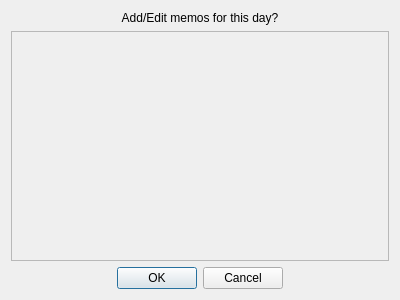
Qt form src/openmolar/qt-designer/editmemos.ui (rowinggolfer/openmolar1) before a commit.
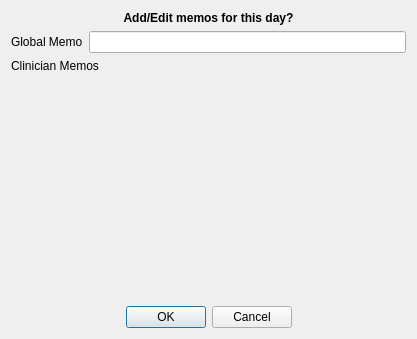
The same form after that commit.

Patch:
```diff
--- a/src/openmolar/qt-designer/editmemos.ui
+++ b/src/openmolar/qt-designer/editmemos.ui
@@ -6,16 +6,22 @@
    <rect>
     <x>0</x>
     <y>0</y>
-    <width>400</width>
-    <height>300</height>
+    <width>417</width>
+    <height>339</height>
    </rect>
   </property>
   <property name="windowTitle">
    <string>Edit Memos</string>
   </property>
-  <layout class="QVBoxLayout" name="verticalLayout">
-   <item>
+  <layout class="QGridLayout" name="gridLayout">
+   <item row="0" column="0" colspan="2">
     <widget class="QLabel" name="label">
+     <property name="font">
+      <font>
+       <weight>75</weight>
+       <bold>true</bold>
+      </font>
+     </property>
      <property name="text">
       <string>Add/Edit memos for this day?</string>
      </property>
@@ -24,8 +30,21 @@
      </property>
     </widget>
    </item>
-   <item>
+   <item row="1" column="0">
+    <widget class="QLabel" name="label_2">
+     <property name="text">
+      <string>Global Memo</string>
+     </property>
+    </widget>
+   </item>
+   <item row="1" column="1">
+    <widget class="QLineEdit" name="lineEdit"/>
+   </item>
+   <item row="3" column="0" colspan="2">
     <widget class="QScrollArea" name="scrollArea">
+     <property name="frameShape">
+      <enum>QFrame::NoFrame</enum>
+     </property>
      <property name="widgetResizable">
       <bool>true</bool>
      </property>
@@ -34,14 +53,14 @@
        <rect>
         <x>0</x>
         <y>0</y>
-        <width>378</width>
-        <height>218</height>
+        <width>399</width>
+        <height>207</height>
        </rect>
       </property>
      </widget>
     </widget>
    </item>
-   <item>
+   <item row="4" column="0" colspan="2">
     <widget class="QDialogButtonBox" name="buttonBox">
      <property name="orientation">
       <enum>Qt::Horizontal</enum>
@@ -54,6 +73,13 @@
      </property>
     </widget>
    </item>
+   <item row="2" column="0" colspan="2">
+    <widget class="QLabel" name="label_3">
+     <property name="text">
+      <string>Clinician Memos</string>
+     </property>
+    </widget>
+   </item>
   </layout>
  </widget>
  <resources/>
```
